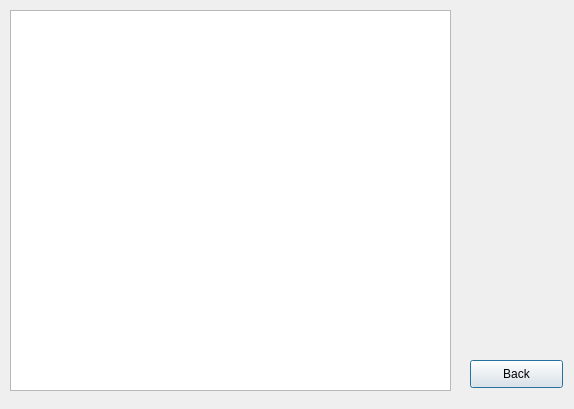
First picture: the form in src/dialogliststudents.ui, repository MarioFernandes73/FEUP_IART, before the edit.
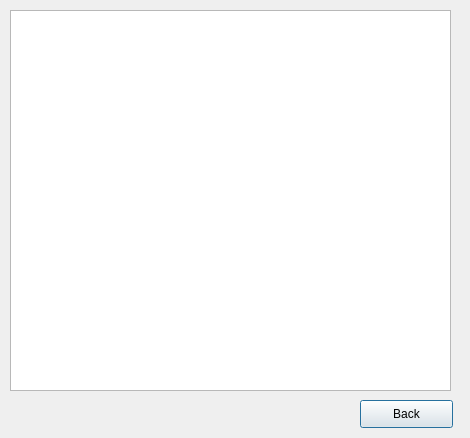
Second picture: the form after the edit.

Commit message: mais ajustes na interface

What changed in the file:
```diff
--- a/src/dialogliststudents.ui
+++ b/src/dialogliststudents.ui
@@ -6,8 +6,8 @@
    <rect>
     <x>0</x>
     <y>0</y>
-    <width>574</width>
-    <height>409</height>
+    <width>470</width>
+    <height>438</height>
    </rect>
   </property>
   <property name="windowTitle">
@@ -16,8 +16,8 @@
   <widget class="QPushButton" name="pushButton_5">
    <property name="geometry">
     <rect>
-     <x>470</x>
-     <y>360</y>
+     <x>360</x>
+     <y>400</y>
      <width>93</width>
      <height>28</height>
     </rect>
```
The commit also changes 7 other files.
